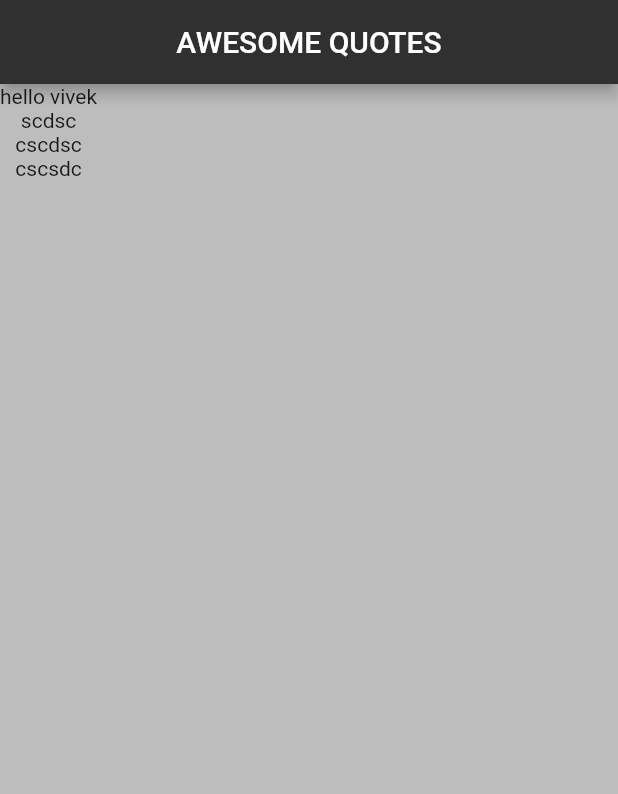
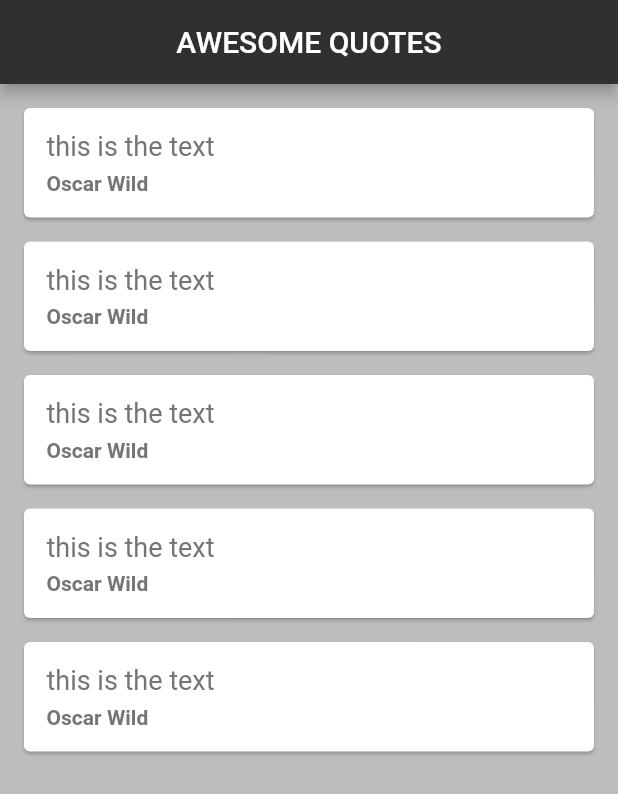
Before and after one commit to itsvivekghosh/flutter-tutorial, a Flutter app: the screen it shows after launch, on a phone screen of 412 x 824 dp. Shown: the top 794 px of the screen. Run offline on Flutter 3.47's test engine with Material 2 defaults, Android fonts, the phone set to English and light mode, and no system bars.

Commit message:
added changes

```diff
--- a/my_app/lib/main.dart
+++ b/my_app/lib/main.dart
@@ -1,4 +1,6 @@
 import 'package:flutter/material.dart';
+import 'quotes.dart';
+import 'quotes_card.dart';
 
 void main() {
   return runApp(MaterialApp(
@@ -12,7 +14,16 @@ class QuoteList extends StatefulWidget {
 }
 
 class _QuoteListState extends State<QuoteList> {
-  List<String> quotes = ["hello vivek", "scdsc", "cscdsc", "cscsdc"];
+  List<Quote> quotes = [
+    Quote(author: "Oscar Wild", text: "this is the text"),
+    Quote(author: "Oscar Wild", text: "this is the text"),
+    Quote(author: "Oscar Wild", text: "this is the text"),
+    Quote(author: "Oscar Wild", text: "this is the text"),
+    Quote(author: "Oscar Wild", text: "this is the text"),
+  ];
+
+  List<String> authors = [""];
+
   @override
   Widget build(BuildContext context) {
     return Scaffold(
@@ -23,7 +34,8 @@ class _QuoteListState extends State<QuoteList> {
         titleSpacing: 1.0,
         backgroundColor: Colors.grey[850],
       ),
-      body: Column(children: quotes.map((quote) => Text(quote)).toList()),
+      body: Column(
+          children: quotes.map((quote) => QuoteCard(quote: quote)).toList()),
     );
   }
 }
--- /dev/null
+++ b/my_app/lib/quotes.dart
@@ -0,0 +1,6 @@
+class Quote {
+  String text;
+  String author;
+
+  Quote({this.text, this.author});
+}
--- /dev/null
+++ b/my_app/lib/quotes_card.dart
@@ -0,0 +1,36 @@
+import 'package:flutter/material.dart';
+import "quotes.dart";
+
+class QuoteCard extends StatelessWidget {
+  const QuoteCard({
+    Key key,
+    @required this.quote,
+  }) : super(key: key);
+
+  final dynamic quote;
+
+  @override
+  Widget build(BuildContext context) {
+    return Card(
+      margin: EdgeInsets.fromLTRB(16.0, 16.0, 16.0, 0),
+      child: Padding(
+        padding: const EdgeInsets.all(15),
+        child: Column(
+          crossAxisAlignment: CrossAxisAlignment.stretch,
+          children: <Widget>[
+            Text(quote.text,
+                style: TextStyle(fontSize: 18.0, color: Colors.grey[600])),
+            SizedBox(height: 6.0),
+            Text(
+              quote.author,
+              style: TextStyle(
+                  fontSize: 14.0,
+                  color: Colors.grey[600],
+                  fontWeight: FontWeight.bold),
+            ),
+          ],
+        ),
+      ),
+    );
+  }
+}
```
